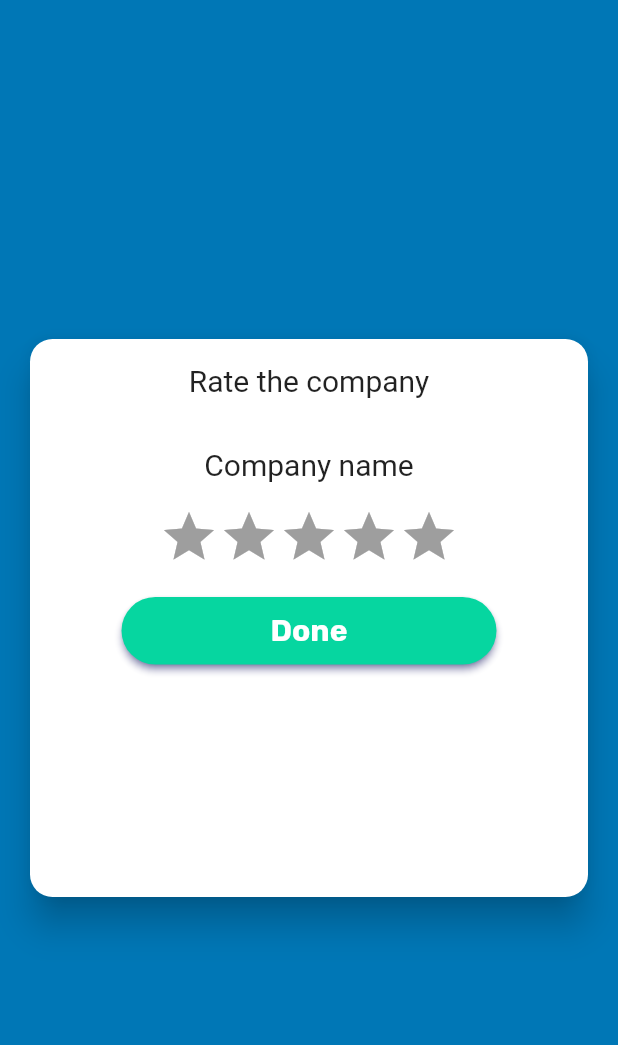
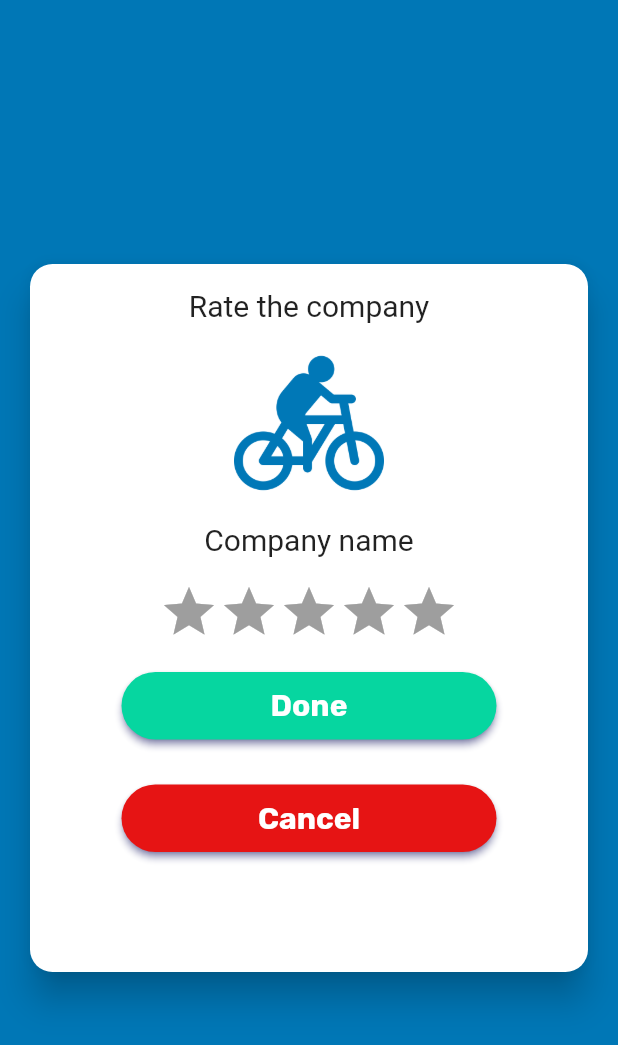
Before and after one commit to mahimafire1234/Kabadiwala, a Flutter app: the RatingCompany screen opened by its route, on a phone screen of 412 x 824 dp. Shown: the top 1045 px of the screen. Run offline on Flutter 3.47's test engine with Material 2 defaults, Android fonts, the phone set to English and light mode, and no system bars; drawn by our look-alikes of flutter_rating_bar; our stand-ins replace font_awesome_flutter, shared_preferences; missing offline and left inert: sweetalert; accounts and stored records are empty; network calls fail.

Commit message:
changes done

```diff
--- a/lib/main.dart
+++ b/lib/main.dart
@@ -23,7 +23,7 @@ class MyApp extends StatelessWidget {
   Widget build(BuildContext context) {
     return MaterialApp(
       debugShowCheckedModeBanner: false,
-      initialRoute: "/rateComapny",
+      initialRoute: "/viewcompany",
       routes: {
         '/signup': (context) => const SignUp(),
         '/login': (context) => LoginPage(),
--- a/lib/pages/Ratings.dart
+++ b/lib/pages/Ratings.dart
@@ -3,6 +3,8 @@ import 'package:flutter/material.dart';
 import 'package:flutter_rating_bar/flutter_rating_bar.dart';
 import 'package:http/http.dart' as http;
 import 'dart:convert';
+
+import 'package:login_sprint1/pages/viewcompany.dart';
 
 class RatingCompany extends StatefulWidget {
   const RatingCompany({Key? key}) :super(key: key);
@@ -43,7 +45,7 @@ class _RatingCompanyState extends State<RatingCompany>{
       body: Center(
         child: Container(
           width: 400,
-          height: 400,
+          height: 500,
           padding: new EdgeInsets.all(10.0),
           child: Card(
             shape: RoundedRectangleBorder(
@@ -61,6 +63,13 @@ class _RatingCompanyState extends State<RatingCompany>{
                       textAlign: TextAlign.center,
                   ),
                 ),
+                Center(
+                  child: Image(
+                    image: AssetImage("assets/images/cycling.png"),
+                    width: 200,
+                    height: 100,
+                  ),
+                ),
                 ListTile(
                   title: Text(
                     "Company name",
@@ -69,12 +78,14 @@ class _RatingCompanyState extends State<RatingCompany>{
                   ),
                 ),
                 RatingBar.builder(
+                  initialRating: this.rating.toDouble(),
                     itemBuilder: (context,_) => Icon(Icons.star,color: Colors.amber,),
+                    minRating: 0,
+                    updateOnDrag: true,
                     onRatingUpdate: (rating) {
                       setState(() {
                         this.rating = rating.toInt();
                       });
-
                     }
                 ),
                 Padding(
@@ -108,6 +119,43 @@ class _RatingCompanyState extends State<RatingCompany>{
                                     borderRadius:
                                     BorderRadius.circular(25.0))))),
                   ),
+                ),
+                Padding(
+                  padding: const EdgeInsets.all(10.0),
+                  child: SizedBox(
+                    width: 250,
+                    height: 45,
+                    child: ElevatedButton(
+                        onPressed: () async {
+
+                          setState(() {
+                            this.rating=0;
+                          });
+                          Navigator.push(context, MaterialPageRoute(
+                            builder: (context) => ViewCompany(),
+
+                          ));
+
+                        },
+                        child: const Text(
+                          "Cancel",
+                          style: TextStyle(
+                            fontSize: 20,
+                            fontFamily: 'Rubik',
+                            fontWeight: FontWeight.bold,
+                          ),
+                        ),
+                        style: ButtonStyle(
+                            shadowColor: MaterialStateProperty.all(
+                                const Color.fromARGB(255, 2, 7, 153)),
+                            backgroundColor: MaterialStateProperty.all(
+                                Color(0xFFE61414)),
+                            shape:
+                            MaterialStateProperty.all<RoundedRectangleBorder>(
+                                RoundedRectangleBorder(
+                                    borderRadius:
+                                    BorderRadius.circular(25.0))))),
+                  ),
                 )
               ],
             ),
```
Also changed, not shown: lib/pages/oneCompany.dart (+39 -0 lines).
